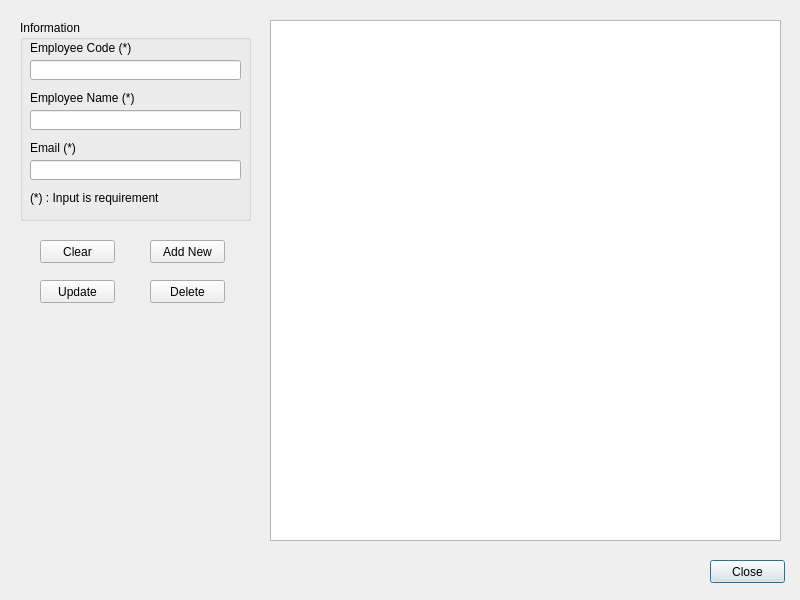
hoangsang17th/Customer_Support_Py, file UIs/ConfigEmployee.ui: the form before one commit.
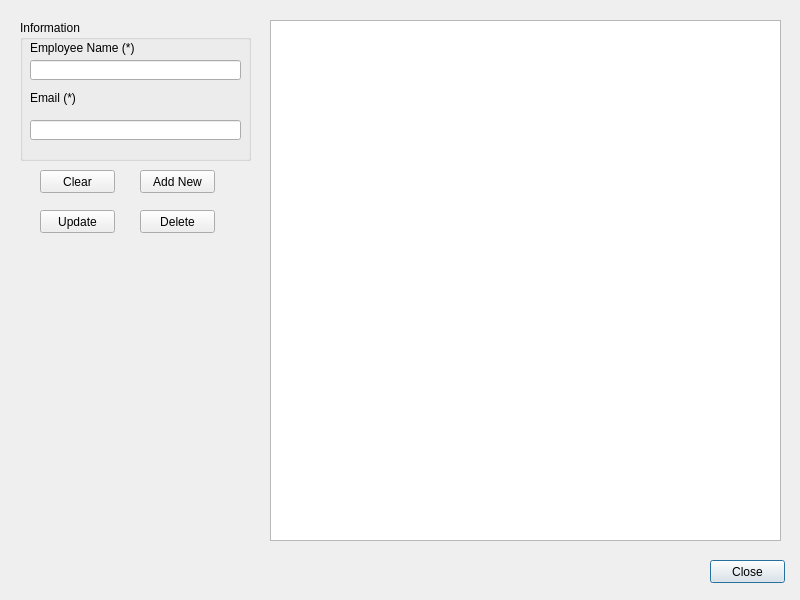
The form after the commit.

What changed in the file:
```diff
--- a/UIs/ConfigEmployee.ui
+++ b/UIs/ConfigEmployee.ui
@@ -32,7 +32,7 @@
      <x>20</x>
      <y>20</y>
      <width>231</width>
-     <height>201</height>
+     <height>141</height>
     </rect>
    </property>
    <property name="title">
@@ -42,7 +42,7 @@
     <property name="geometry">
      <rect>
       <x>10</x>
-      <y>70</y>
+      <y>20</y>
       <width>131</width>
       <height>16</height>
      </rect>
@@ -55,56 +55,17 @@
     <property name="geometry">
      <rect>
       <x>10</x>
-      <y>90</y>
-      <width>211</width>
-      <height>20</height>
-     </rect>
-    </property>
-   </widget>
-   <widget class="QLabel" name="label_3">
-    <property name="geometry">
-     <rect>
-      <x>10</x>
-      <y>170</y>
-      <width>131</width>
-      <height>16</height>
-     </rect>
-    </property>
-    <property name="text">
-     <string>(*) : Input is requirement</string>
-    </property>
-   </widget>
-   <widget class="QLineEdit" name="lineEdit_EmployeeCode">
-    <property name="geometry">
-     <rect>
-      <x>10</x>
       <y>40</y>
       <width>211</width>
       <height>20</height>
      </rect>
     </property>
-    <property name="readOnly">
-     <bool>false</bool>
-    </property>
-   </widget>
-   <widget class="QLabel" name="label_5">
-    <property name="geometry">
-     <rect>
-      <x>10</x>
-      <y>20</y>
-      <width>101</width>
-      <height>16</height>
-     </rect>
-    </property>
-    <property name="text">
-     <string>Employee Code (*)</string>
-    </property>
    </widget>
    <widget class="QLineEdit" name="lineEdit_Email">
     <property name="geometry">
      <rect>
       <x>10</x>
-      <y>140</y>
+      <y>100</y>
       <width>211</width>
       <height>20</height>
      </rect>
@@ -114,7 +75,7 @@
     <property name="geometry">
      <rect>
       <x>10</x>
-      <y>120</y>
+      <y>70</y>
       <width>131</width>
       <height>16</height>
      </rect>
@@ -127,8 +88,8 @@
   <widget class="QPushButton" name="pushButton_Insert">
    <property name="geometry">
     <rect>
-     <x>150</x>
-     <y>240</y>
+     <x>140</x>
+     <y>170</y>
      <width>75</width>
      <height>23</height>
     </rect>
@@ -140,8 +101,8 @@
   <widget class="QPushButton" name="pushButton_Delete">
    <property name="geometry">
     <rect>
-     <x>150</x>
-     <y>280</y>
+     <x>140</x>
+     <y>210</y>
      <width>75</width>
      <height>23</height>
     </rect>
@@ -164,7 +125,7 @@
    <property name="geometry">
     <rect>
      <x>40</x>
-     <y>280</y>
+     <y>210</y>
      <width>75</width>
      <height>23</height>
     </rect>
@@ -177,7 +138,7 @@
    <property name="geometry">
     <rect>
      <x>40</x>
-     <y>240</y>
+     <y>170</y>
      <width>75</width>
      <height>23</height>
     </rect>
```
Left out of the diff: 1 changed line with no effect on the pictures.
